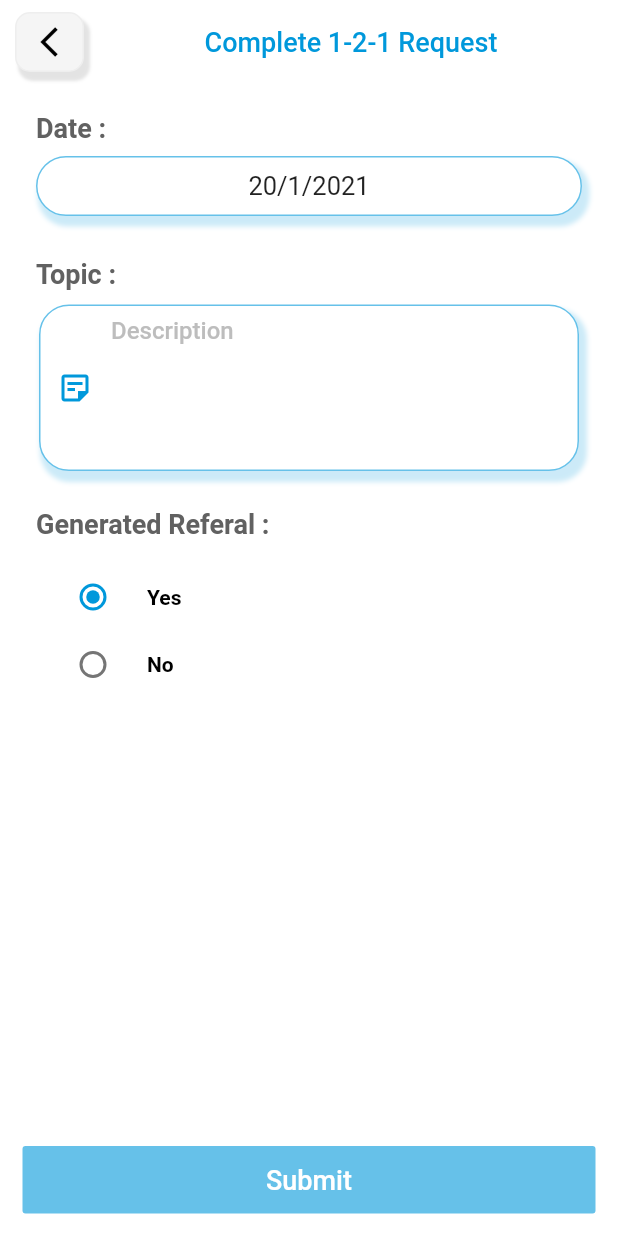
After one commit to itfuturz2020/tnd_new, a Flutter app: the CompleteScreen screen opened by its route, on a phone screen of 412 x 824 dp. The commit adds this screen. Run offline on Flutter 3.47's test engine with Material 2 defaults, Android fonts, the phone set to English and light mode, and no system bars; our stand-ins replace avatar_glow, bubble_tab_indicator, carousel_pro, contacts_service, convex_bottom_bar, dio and 19 more; missing offline and left inert: barcode_scan, flutter_cupertino_date_picker, geocoder, image_slider, xml2json; accounts and stored records are empty.

Commit message:
by rinki

```diff
--- a/lib/Components/DirectoryComponent.dart
+++ b/lib/Components/DirectoryComponent.dart
@@ -11,6 +11,7 @@ import 'package:the_national_dawn/Common/Services.dart';
 import 'package:the_national_dawn/Components/DirectoryProfileComponent.dart';
 import 'package:the_national_dawn/Components/LoadingBlueComponent.dart';
 import 'package:the_national_dawn/Components/LoadingComponent.dart';
+import 'package:the_national_dawn/Screens/CompleteScreen.dart';
 import 'package:the_national_dawn/Screens/RequestScreen.dart';
 import 'package:url_launcher/url_launcher.dart';
 
@@ -283,7 +284,12 @@ class _DirectoryComponentState extends State<DirectoryComponent> {
                               padding: const EdgeInsets.only(left: 8.0),
                               child: GestureDetector(
                                 onTap: () {
-                                  _showDialogComplete(context);
+                                  // _showDialogComplete(context);
+                                  Navigator.of(context).push(MaterialPageRoute(
+                                      builder: (BuildContext context) =>
+                                          new CompleteScreen(
+                                            directoryData: widget.directoryData,
+                                          )));
                                 },
                                 child: Container(
                                   height: 25,
--- a/lib/Components/NotificationComponent.dart
+++ b/lib/Components/NotificationComponent.dart
@@ -198,7 +198,7 @@ class _NotificationComponentState extends State<NotificationComponent> {
                                       child: Padding(
                                         padding: const EdgeInsets.all(5.0),
                                         child: Text(
-                                          "Go",
+                                          "Connect",
                                           style: TextStyle(
                                               color:
                                                   cnst.appPrimaryMaterialColor,
--- a/lib/Screens/AddOfferScreen.dart
+++ b/lib/Screens/AddOfferScreen.dart
@@ -1086,7 +1086,7 @@ class _AddOfferScreenState extends State<AddOfferScreen> {
                       onPressed: () {
                         _settingModalBottomSheet();
                       },
-                      child: Text("Upload Offer",
+                      child: Text("Upload Image",
                           style: TextStyle(
                               color: Colors.white,
                               fontWeight: FontWeight.w500,
@@ -1165,7 +1165,7 @@ class _AddOfferScreenState extends State<AddOfferScreen> {
           "linkedIn": linkinLink.text,
           "twitter": twitterLink.text,
           "youTube": youtubeLink.text,
-          "business_category": selectedOfferCat.offerId
+          "businessCategory": selectedOfferCat.offerId
         });
         print(body.fields);
 
--- /dev/null
+++ b/lib/Screens/CompleteScreen.dart
@@ -0,0 +1,364 @@
+import 'dart:io';
+
+import 'package:flutter/material.dart';
+import 'package:flutter_cupertino_date_picker/flutter_cupertino_date_picker.dart';
+import 'package:fluttertoast/fluttertoast.dart';
+import 'package:shared_preferences/shared_preferences.dart';
+import 'package:the_national_dawn/Common/Constants.dart';
+import 'package:the_national_dawn/Common/Services.dart';
+import 'package:the_national_dawn/Components/LoadingBlueComponent.dart';
+
+class CompleteScreen extends StatefulWidget {
+  var directoryData;
+  CompleteScreen({this.directoryData});
+  @override
+  _CompleteScreenState createState() => _CompleteScreenState();
+}
+
+class _CompleteScreenState extends State<CompleteScreen> {
+  String reference = "yes";
+  TextEditingController txtTopic = TextEditingController();
+  bool isLoading = false;
+
+  DateTimePickerLocale _locale = DateTimePickerLocale.en_us;
+  String _format = 'yyyy-MMMM-dd';
+  DateTime _date = DateTime.now();
+
+  void _showDate() {
+    DatePicker.showDatePicker(
+      context,
+      dateFormat: _format,
+      initialDateTime: _date,
+      locale: _locale,
+      onCancel: () => print('onCancel'),
+      onChange: (dateTime, List<int> index) {
+        setState(() {
+          _date = dateTime;
+        });
+      },
+      onConfirm: (dateTime, List<int> index) {
+        setState(() {
+          _date = dateTime;
+        });
+        print(_date);
+      },
+    );
+  }
+
+  @override
+  Widget build(BuildContext context) {
+    return Scaffold(
+        backgroundColor: Colors.white,
+        appBar: AppBar(
+          elevation: 0,
+          backgroundColor: Colors.white,
+          title: Center(
+            child: Text(
+              "Complete 1-2-1 Request",
+              style: TextStyle(
+                color: appPrimaryMaterialColor,
+                fontSize: 18,
+                //fontWeight: FontWeight.bold
+              ),
+            ),
+          ),
+          leading: Padding(
+            padding:
+                const EdgeInsets.only(top: 8.0, right: 0, left: 10, bottom: 8),
+            child: GestureDetector(
+              onTap: () {
+                Navigator.of(context).pop();
+              },
+              child: Container(
+                height: 20,
+                width: 40,
+                decoration: BoxDecoration(
+                    color: Colors.grey[100],
+                    border: Border.all(color: Colors.grey[200], width: 1),
+                    borderRadius: BorderRadius.all(Radius.circular(10.0)),
+                    boxShadow: [
+                      BoxShadow(
+                          color: Colors.grey[600].withOpacity(0.2),
+                          blurRadius: 1.0,
+                          spreadRadius: 1.0,
+                          offset: Offset(3.0, 5.0))
+                    ]),
+                child: Icon(
+                  Icons.arrow_back_ios_outlined,
+                  color: Colors.black,
+                ),
+              ),
+            ),
+          ),
+        ),
+        bottomNavigationBar: Padding(
+          padding: const EdgeInsets.all(15.0),
+          child: Container(
+            height: 45,
+            child: FlatButton(
+              color: appPrimaryMaterialColor[500],
+              child: isLoading == true
+                  ? LoadingBlueComponent()
+                  : Text(
+                      "Submit",
+                      style: TextStyle(color: Colors.white, fontSize: 18),
+                    ),
+              onPressed: () async {
+                //SharedPreferences prefs = await SharedPreferences.getInstance();
+                _completeRequest();
+                Navigator.pop(context);
+
+                // await prefs.clear();
+                // Navigator.pushNamedAndRemoveUntil(
+                //     context, '/LoginScreen', (route) => false);
+              },
+            ),
+          ),
+        ),
+        body: SingleChildScrollView(
+          child: Column(
+            children: [
+              ListTile(
+                title: Column(
+                  mainAxisAlignment: MainAxisAlignment.start,
+                  crossAxisAlignment: CrossAxisAlignment.start,
+                  children: <Widget>[
+                    Padding(
+                      padding: const EdgeInsets.only(top: 15.0),
+                      child: Row(
+                        mainAxisAlignment: MainAxisAlignment.start,
+                        children: <Widget>[
+                          Padding(
+                            padding: const EdgeInsets.only(left: 8.0),
+                            child: Text("Date : ",
+                                style: TextStyle(
+                                    fontSize: 18,
+                                    color: Colors.grey[700],
+                                    fontWeight: FontWeight.w600)),
+                          ),
+                        ],
+                      ),
+                    ),
+                    GestureDetector(
+                      onTap: () {
+                        _showDate();
+                      },
+                      child: Padding(
+                        padding: const EdgeInsets.all(8.0),
+                        child: Container(
+                            width: MediaQuery.of(context).size.width,
+                            height: 40,
+                            decoration: BoxDecoration(
+                                color: Colors.white,
+                                border: Border.all(
+                                    color: appPrimaryMaterialColor[500],
+                                    width: 1),
+                                borderRadius:
+                                    BorderRadius.all(Radius.circular(20.0)),
+                                boxShadow: [
+                                  BoxShadow(
+                                      color: appPrimaryMaterialColor
+                                          .withOpacity(0.2),
+                                      blurRadius: 2.0,
+                                      spreadRadius: 2.0,
+                                      offset: Offset(3.0, 5.0))
+                                ]),
+                            // decoration: BoxDecoration(
+                            //     border:
+                            //         Border.all(width: 1, color: Colors.black54),
+                            //     borderRadius:
+                            //         BorderRadius.all(Radius.circular(4.0))),
+                            child: _date == null
+                                ? Center(
+                                    child: Text(
+                                    'Select Date of Birth',
+                                    style: TextStyle(fontSize: 17),
+                                  ))
+                                : Center(
+                                    child: Text(
+                                    '${_date.day}/${_date.month}/${_date.year}',
+                                    style: TextStyle(fontSize: 17),
+                                  ))),
+                      ),
+                    ),
+                    Padding(
+                      padding: const EdgeInsets.only(left: 8.0, top: 20),
+                      child: Text("Topic : ",
+                          style: TextStyle(
+                              fontSize: 18,
+                              color: Colors.grey[700],
+                              fontWeight: FontWeight.w600)),
+                    ),
+                    Padding(
+                      padding:
+                          const EdgeInsets.only(top: 10.0, left: 10, right: 10),
+                      child: Container(
+                        //height: 130,
+                        width: MediaQuery.of(context).size.width,
+                        decoration: BoxDecoration(
+                            color: Colors.white,
+                            // border: Border.all(color: appPrimaryMaterialColor[400], width: 1),
+                            borderRadius:
+                                BorderRadius.all(Radius.circular(20.0)),
+                            boxShadow: [
+                              BoxShadow(
+                                  color:
+                                      appPrimaryMaterialColor.withOpacity(0.2),
+                                  blurRadius: 2.0,
+                                  spreadRadius: 2.0,
+                                  offset: Offset(3.0, 5.0))
+                            ]),
+                        child: TextFormField(
+                          controller: txtTopic,
+                          maxLines: 5,
+                          maxLength: 400,
+                          maxLengthEnforced: true,
+                          keyboardType: TextInputType.multiline,
+                          textInputAction: TextInputAction.newline,
+                          style: TextStyle(fontSize: 16),
+                          cursorColor: appPrimaryMaterialColor,
+                          decoration: InputDecoration(
+                            alignLabelWithHint: true,
+                            counterText: "",
+                            contentPadding: EdgeInsets.only(
+                                top: 15, bottom: 1, left: 1, right: 1),
+                            hintText: "Description",
+                            hintStyle: TextStyle(
+                                color: Colors.grey[400],
+                                fontWeight: FontWeight.w500),
+                            prefixIcon: Icon(
+                              Icons.sticky_note_2_outlined,
+                              color: appPrimaryMaterialColor,
+                            ),
+                            enabledBorder: OutlineInputBorder(
+                              borderRadius:
+                                  BorderRadius.all(Radius.circular(20.0)),
+                              borderSide: BorderSide(
+                                  color: appPrimaryMaterialColor[500]),
+                            ),
+                            focusedBorder: OutlineInputBorder(
+                              borderRadius:
+                                  BorderRadius.all(Radius.circular(20.0)),
+                              borderSide:
+                                  BorderSide(color: appPrimaryMaterialColor),
+                            ),
+                            errorBorder: OutlineInputBorder(
+                              borderRadius:
+                                  BorderRadius.all(Radius.circular(20.0)),
+                              borderSide: BorderSide(color: Colors.red),
+                            ),
+                            focusedErrorBorder: OutlineInputBorder(
+                              borderRadius:
+                                  BorderRadius.all(Radius.circular(20.0)),
+                              borderSide: BorderSide(color: Colors.red),
+                            ),
+                          ),
+                        ),
+                      ),
+                    ),
+                    Padding(
+                      padding: const EdgeInsets.only(left: 8.0, top: 25),
+                      child: Text("Generated Referal : ",
+                          style: TextStyle(
+                              fontSize: 18,
+                              color: Colors.grey[700],
+                              fontWeight: FontWeight.w600)),
+                    ),
+                    Padding(
+                      padding:
+                          const EdgeInsets.only(top: 10.0, left: 10, right: 20),
+                      child: Container(
+                        height: 40,
+                        child: RadioListTile(
+                          activeColor: appPrimaryMaterialColor,
+                          groupValue: reference,
+                          title: Text("Yes",
+                              style: TextStyle(
+                                  color: Colors.black,
+                                  fontSize: 14,
+                                  fontWeight: FontWeight.w600)),
+                          value: 'yes',
+                          onChanged: (val) {
+                            setState(() {
+                              reference = val;
+                            });
+                          },
+                        ),
+                      ),
+                    ),
+                    Padding(
+                      padding:
+                          const EdgeInsets.only(top: 5.0, left: 10, right: 20),
+                      child: Container(
+                        height: 40,
+                        child: RadioListTile(
+                          activeColor: appPrimaryMaterialColor,
+                          groupValue: reference,
+                          title: Text("No",
+                              style: TextStyle(
+                                  color: Colors.black,
+                                  fontSize: 14,
+                                  fontWeight: FontWeight.w600)),
+                          value: 'no',
+                          onChanged: (val) {
+                            setState(() {
+                              reference = val;
+                            });
+                          },
+                        ),
+                      ),
+                    ),
+                  ],
+                ),
+              ),
+            ],
+          ),
+        ));
+  }
+
+  _completeRequest() async {
+    try {
+      final result = await InternetAddress.lookup('google.com');
+      if (result.isNotEmpty && result[0].rawAddress.isNotEmpty) {
+        setState(() {
+          isLoading = true;
+        });
+        SharedPreferences prefs = await SharedPreferences.getInstance();
+        var body = {
+          "requestSender": "${prefs.getString(Session.CustomerId)}",
+          "requestReceiver": "${widget.directoryData["_id"]}",
+          "topic": txtTopic.text,
+          "date": _date.toString(),
+          "generatedRefral": reference,
+          // "notificationData": {
+          //   'notificationBody': "Hi " +
+          //       ", "
+          //           "${prefs.getString(Session.CustomerName)} has " +
+          //       status +
+          //       " your request",
+          //   'notificationTitle':
+          //   "${widget.message["notification"]["notificationTitle"]}",
+          // },
+        };
+        Services.postForSave(apiname: 'users/requestcomplete', body: body).then(
+            (response) async {
+          setState(() {
+            isLoading = false;
+          });
+          if (response.IsSuccess == true && response.Data == "1") {
+            Fluttertoast.showToast(msg: response.Message);
+            Navigator.of(context).pop();
+          }
+        }, onError: (e) {
+          setState(() {
+            isLoading = false;
+          });
+          print("error on call -> ${e.message}");
+          Fluttertoast.showToast(msg: "something went wrong");
+        });
+      }
+    } on SocketException catch (_) {
+      Fluttertoast.showToast(msg: "No Internet Connection");
+    }
+  }
+}
--- a/lib/Screens/MemberDetailScreen.dart
+++ b/lib/Screens/MemberDetailScreen.dart
@@ -629,7 +629,7 @@ class _MemberDetailScreenState extends State<MemberDetailScreen> {
                                   padding: const EdgeInsets.only(
                                       left: 20, right: 20),
                                   child: Container(
-                                    height: 250,
+                                    height: 300,
                                     width: MediaQuery.of(context).size.width,
                                     decoration: BoxDecoration(
                                         color: Colors.white,
@@ -972,10 +972,8 @@ class _MemberDetailScreenState extends State<MemberDetailScreen> {
                                                     ),
                                                     Flexible(
                                                       child: Text(
-                                                        "${profileList["business_category"]["categoryName"]}" !=
-                                                                    "" ||
-                                                                "${profileList["business_category"]["categoryName"]}" !=
-                                                                    null
+                                                        profileList["business_category"] !=
+                                                                null
                                                             ? "${profileList["business_category"]["categoryName"]}"
                                                             : "-",
                                                         style: TextStyle(
--- a/lib/Screens/MyOfferScreen.dart
+++ b/lib/Screens/MyOfferScreen.dart
@@ -79,7 +79,8 @@ class _MyOfferScreenState extends State<MyOfferScreen> {
       ),
       body: isLoading == true
           ? LoadingBlueComponent()
-          : Padding(
+          : getOfferList.length > 0
+              ? Padding(
                   padding: const EdgeInsets.only(top: 10.0),
                   child: ListView.builder(
                       physics: BouncingScrollPhysics(),
@@ -88,8 +89,8 @@ class _MyOfferScreenState extends State<MyOfferScreen> {
                         return MyOfferComponent(
                           offerData: getOfferList[index],
                         );
-                  }),
-            ),
+                      }))
+              : Center(child: Text("No Data Found...!")),
       floatingActionButton: FloatingActionButton(
         backgroundColor: appPrimaryMaterialColor,
         child: Icon(
--- a/lib/Screens/OfferScreen.dart
+++ b/lib/Screens/OfferScreen.dart
@@ -66,8 +66,8 @@ class _OfferScreenState extends State<OfferScreen> {
         });
 
         var body = {"businessCategory_id": "${offerId}"};
-        Services.PostForList(api_name: 'admin/getOffer', body: body).then(
-            (subCatResponseList) async {
+        Services.PostForList(api_name: 'admin/getOfferOfBusiness', body: body)
+            .then((subCatResponseList) async {
           setState(() {
             isLoading = false;
           });
@@ -162,14 +162,13 @@ class _OfferScreenState extends State<OfferScreen> {
                         child: isOfferLoading
                             ? LoadingBlueComponent()
                             : DropdownButton<OfferClass>(
-//                                hint: dropdownValue == null
-//                                    ? Text(
-//                                        "Select category",
-//                                        style: TextStyle(
-//                                          color: Colors.black,
-//                                        ),
-//                                      )
-//                                    : Text(dropdownValue),
+                                // hint: Text(
+                                //   "Select category",
+                                //   style: TextStyle(
+                                //     color: Colors.black,
+                                //   ),
+                                // ),
+//
                                 dropdownColor: Colors.white,
                                 icon: Icon(
                                   Icons.arrow_drop_down,
@@ -184,6 +183,10 @@ class _OfferScreenState extends State<OfferScreen> {
                                   });
                                   _getOffer(selectedOfferCat.offerId);
                                 },
+                                hint: Padding(
+                                  padding: const EdgeInsets.only(left: 10.0),
+                                  child: Text('Select Categories'),
+                                ),
                                 items: offerCatList.map(
                                   (OfferClass offer) {
                                     return DropdownMenuItem<OfferClass>(
@@ -234,7 +237,8 @@ class _OfferScreenState extends State<OfferScreen> {
               Expanded(
                 child: isLoading == true
                     ? LoadingBlueComponent()
-                    : ListView.builder(
+                    : offerList.length > 0
+                        ? ListView.builder(
                             physics: BouncingScrollPhysics(),
                             // scrollDirection: Axis.horizontal,
                             itemCount: offerList.length,
@@ -242,7 +246,8 @@ class _OfferScreenState extends State<OfferScreen> {
                               return OfferComponent(
                                 offerData: offerList[index],
                               );
-                        }),
+                            })
+                        : Center(child: Text("No Data Found...!")),
               ),
             ],
           ),
--- a/lib/Screens/UpdateProfileScreen.dart
+++ b/lib/Screens/UpdateProfileScreen.dart
@@ -52,7 +52,7 @@ class _UpdateProfileScreenState extends State<UpdateProfileScreen> {
   List<CategoryData> memberTypeList = [];
   CategoryData selectedOfferCat;
   bool isOfferLoading = false;
-  String MemberTypeId, BusinessCategory;
+  String MemberTypeId;
   bool isCategoty = true;
   List<OfferClass> offerCatList = [];
   OfferClass selectedOfferCat2;
@@ -1340,8 +1340,6 @@ class _UpdateProfileScreenState extends State<UpdateProfileScreen> {
                                       onChanged: (value) {
                                         setState(() {
                                           selectedOfferCat2 = value;
-                                          BusinessCategory =
-                                              selectedOfferCat2.offerId;
                                         });
                                       },
                                       items: offerCatList.map(
@@ -2021,7 +2019,7 @@ class _UpdateProfileScreenState extends State<UpdateProfileScreen> {
             "linkedIn": linkedIn.text,
             "twitter": twitter.text,
             "youTube": youTube.text,
-            "business_category": BusinessCategory
+            "business_category": selectedOfferCat2.offerId
           });
           print(body.fields);
           //"key":"value"
--- a/lib/main.dart
+++ b/lib/main.dart
@@ -60,6 +60,7 @@ import 'package:the_national_dawn/Screens/VerificationScreen.dart';
 import 'package:the_national_dawn/Screens/ViewDetailScreen.dart';
 
 import 'Screens/AddOfferScreen.dart';
+import 'Screens/CompleteScreen.dart';
 import 'Screens/EnquiryForm.dart';
 import 'Screens/MyOfferScreen.dart';
 
@@ -163,6 +164,7 @@ class _MyAppState extends State<MyApp> {
         '/NotificationPopUp': (context) => NotificationPopUp(),
         '/NotificationDilog': (context) => NotificationDilog(),
         '/MyOfferDetailScreen': (context) => MyOfferDetailScreen(),
+        '/CompleteScreen': (context) => CompleteScreen(),
 
         //===============digital card screen=============
         '/AddCard': (context) => AddCard(),
```
Lines whose indentation alone changed are shown as unchanged.
